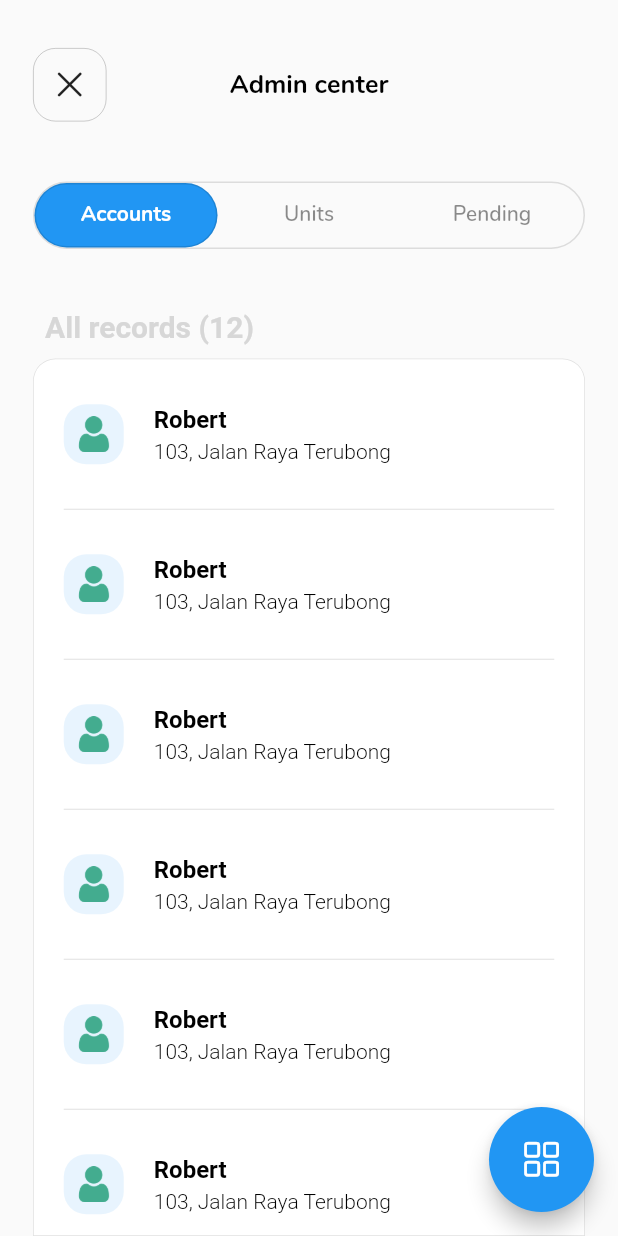
After one commit to Wongoose/the-hill-residence, a Flutter app: the AdminMainPage screen opened directly, on a phone screen of 412 x 824 dp. The commit adds this screen. Run offline on Flutter 3.47's test engine with Material 2 defaults, Android fonts, the phone set to English and light mode, and no system bars; drawn by our look-alikes of overlay_support; our stand-ins replace auto_size_text, circular_countdown_timer, flutter_holo_date_picker, flutter_spinkit, font_awesome_flutter, get; missing offline and left inert: image_stack.

Commit message:
Design Admin center v1.0

```diff
--- a/lib/screens/admin/pages/admin_main.dart
+++ b/lib/screens/admin/pages/admin_main.dart
@@ -0,0 +1,51 @@
+import "package:flutter/material.dart";
+import "package:the_hill_residence/screens/admin/widgets/admin_records_card.dart";
+import 'package:the_hill_residence/screens/admin/widgets/admin_tabbar.dart';
+import "package:the_hill_residence/screens/v-registration/pages/vreg_contact.dart";
+import "package:the_hill_residence/shared/my_fab.dart";
+import "package:the_hill_residence/shared/my_page_appbar.dart";
+
+class AdminMainPage extends StatefulWidget {
+  const AdminMainPage({Key? key}) : super(key: key);
+
+  @override
+  State<AdminMainPage> createState() => _AdminMainPageState();
+}
+
+class _AdminMainPageState extends State<AdminMainPage>
+    with SingleTickerProviderStateMixin {
+  late TabController _tabController;
+
+  @override
+  void initState() {
+    _tabController = TabController(length: 3, vsync: this);
+    super.initState();
+  }
+
+  @override
+  Widget build(BuildContext context) {
+    return SafeArea(
+      child: Scaffold(
+        body: Padding(
+          padding: const EdgeInsets.fromLTRB(22, 32, 22, 0),
+          child: Column(
+            children: [
+              MyPageAppBar(
+                  title: "Admin center", appBarType: MyAppBarType.xmark),
+              SizedBox(height: 40),
+              AdminTabBar(tabController: _tabController),
+              SizedBox(height: 40),
+              Expanded(
+                child: AdminRecordsCard(
+                  tabController: _tabController,
+                ),
+              ),
+            ],
+          ),
+        ),
+        floatingActionButton: MyFAB(navToWidget: VRegContact()),
+        floatingActionButtonLocation: FloatingActionButtonLocation.endFloat,
+      ),
+    );
+  }
+}
--- /dev/null
+++ b/lib/screens/admin/widgets/admin_account_item.dart
@@ -0,0 +1,58 @@
+import "package:flutter/material.dart";
+
+class AdminAccountItem extends StatelessWidget {
+  const AdminAccountItem({
+    Key? key,
+  }) : super(key: key);
+
+  @override
+  Widget build(BuildContext context) {
+    return Row(
+      mainAxisSize: MainAxisSize.max,
+      mainAxisAlignment: MainAxisAlignment.start,
+      crossAxisAlignment: CrossAxisAlignment.center,
+      children: [
+        Container(
+          height: 40,
+          width: 40,
+          padding: EdgeInsets.all(8),
+          decoration: BoxDecoration(
+            borderRadius: BorderRadius.circular(15),
+            color: Theme.of(context).primaryColor.withOpacity(0.1),
+          ),
+          // circular profile picture inside
+          child: Opacity(
+            opacity: 0.9,
+            child: Image(
+              image: AssetImage("assets/images/user.png"),
+            ),
+          ),
+        ),
+        SizedBox(width: 20),
+        Column(
+          mainAxisAlignment: MainAxisAlignment.start,
+          crossAxisAlignment: CrossAxisAlignment.start,
+          children: [
+            Text(
+              "Robert",
+              style: TextStyle(
+                fontSize: 16,
+                fontWeight: FontWeight.bold,
+                color: Colors.black,
+              ),
+            ),
+            SizedBox(height: 4),
+            Text(
+              "103, Jalan Raya Terubong",
+              style: TextStyle(
+                fontSize: 14,
+                fontWeight: FontWeight.w300,
+                color: Colors.black,
+              ),
+            ),
+          ],
+        ),
+      ],
+    );
+  }
+}
--- /dev/null
+++ b/lib/screens/admin/widgets/admin_accounts_list.dart
@@ -0,0 +1,24 @@
+import "package:flutter/material.dart";
+import "package:the_hill_residence/screens/admin/widgets/admin_account_item.dart";
+
+class AdminAccountsList extends StatelessWidget {
+  const AdminAccountsList({Key? key}) : super(key: key);
+
+  @override
+  Widget build(BuildContext context) {
+    return SizedBox(
+      // padding: EdgeInsets.fromLTRB(25, 30, 25, 30),
+      width: MediaQuery.of(context).size.width,
+      child: ListView.separated(
+        padding: EdgeInsets.fromLTRB(20, 30, 20, 30),
+        itemCount: 12,
+        itemBuilder: (context, index) {
+          return AdminAccountItem();
+        },
+        separatorBuilder: (context, index) {
+          return Divider(height: 60);
+        },
+      ),
+    );
+  }
+}
--- /dev/null
+++ b/lib/screens/admin/widgets/admin_records_card.dart
@@ -0,0 +1,59 @@
+import "package:flutter/material.dart";
+import "package:the_hill_residence/screens/admin/widgets/admin_account_item.dart";
+import 'package:the_hill_residence/screens/admin/widgets/admin_accounts_list.dart';
+import 'package:the_hill_residence/screens/admin/widgets/admin_unit_item.dart';
+import 'package:the_hill_residence/screens/admin/widgets/admin_units_list.dart';
+
+class AdminRecordsCard extends StatelessWidget {
+  final TabController tabController;
+  const AdminRecordsCard({
+    Key? key,
+    required this.tabController,
+  }) : super(key: key);
+
+  @override
+  Widget build(BuildContext context) {
+    return Column(
+      crossAxisAlignment: CrossAxisAlignment.start,
+      mainAxisSize: MainAxisSize.max,
+      children: [
+        Padding(
+          padding: EdgeInsets.symmetric(horizontal: 8),
+          child: Text(
+            "All records (12)",
+            style: TextStyle(
+              fontSize: 20,
+              fontWeight: FontWeight.bold,
+              color: Theme.of(context).splashColor.withOpacity(0.7),
+            ),
+          ),
+        ),
+        SizedBox(height: 10),
+        Expanded(
+          child: Container(
+            decoration: BoxDecoration(
+              color: Colors.white,
+              borderRadius: BorderRadius.only(
+                topLeft: Radius.circular(15),
+                topRight: Radius.circular(15),
+              ),
+              border: Border.all(
+                color: Colors.black12,
+                width: 0.5,
+              ),
+            ),
+            child: TabBarView(
+              controller: tabController,
+              physics: NeverScrollableScrollPhysics(),
+              children: [
+                AdminAccountsList(),
+                AdminUnitsList(),
+                AdminAccountsList(),
+              ],
+            ),
+          ),
+        ),
+      ],
+    );
+  }
+}
--- /dev/null
+++ b/lib/screens/admin/widgets/admin_tabbar.dart
@@ -0,0 +1,56 @@
+import "package:flutter/material.dart";
+
+class AdminTabBar extends StatelessWidget {
+  const AdminTabBar({
+    Key? key,
+    required TabController tabController,
+  })  : _tabController = tabController,
+        super(key: key);
+
+  final TabController _tabController;
+
+  @override
+  Widget build(BuildContext context) {
+    return Container(
+      height: 45,
+      decoration: BoxDecoration(
+        border: Border.all(color: Colors.black12),
+        borderRadius: BorderRadius.circular(25),
+      ),
+      child: TabBar(
+        controller: _tabController,
+        isScrollable: false,
+        indicator: BoxDecoration(
+          borderRadius: BorderRadius.circular(
+            25.0,
+          ),
+          color: Theme.of(context).primaryColor,
+          border: Border.all(color: Colors.black12),
+        ),
+        labelStyle: TextStyle(
+          color: Colors.white,
+          fontSize: 14,
+          fontFamily: "Nunito",
+          fontWeight: FontWeight.w700,
+        ),
+        unselectedLabelColor: Colors.black45,
+        unselectedLabelStyle: TextStyle(
+          fontSize: 14,
+          fontFamily: "Nunito",
+          fontWeight: FontWeight.w600,
+        ),
+        tabs: [
+          Tab(
+            text: "Accounts",
+          ),
+          Tab(
+            text: "Units",
+          ),
+          Tab(
+            text: "Pending",
+          ),
+        ],
+      ),
+    );
+  }
+}
--- /dev/null
+++ b/lib/screens/admin/widgets/admin_unit_item.dart
@@ -0,0 +1,58 @@
+import "package:flutter/material.dart";
+
+class AdminUnitItem extends StatelessWidget {
+  const AdminUnitItem({
+    Key? key,
+  }) : super(key: key);
+
+  @override
+  Widget build(BuildContext context) {
+    return Row(
+      mainAxisSize: MainAxisSize.max,
+      mainAxisAlignment: MainAxisAlignment.start,
+      crossAxisAlignment: CrossAxisAlignment.center,
+      children: [
+        Container(
+          height: 40,
+          width: 40,
+          padding: EdgeInsets.all(8),
+          decoration: BoxDecoration(
+            borderRadius: BorderRadius.circular(15),
+            color: Theme.of(context).primaryColor.withOpacity(0.1),
+          ),
+          // circular profile picture inside
+          child: Opacity(
+            opacity: 0.9,
+            child: Image(
+              image: AssetImage("assets/images/home.png"),
+            ),
+          ),
+        ),
+        SizedBox(width: 20),
+        Column(
+          mainAxisAlignment: MainAxisAlignment.start,
+          crossAxisAlignment: CrossAxisAlignment.start,
+          children: [
+            Text(
+              "Unit 103",
+              style: TextStyle(
+                fontSize: 16,
+                fontWeight: FontWeight.bold,
+                color: Colors.black,
+              ),
+            ),
+            SizedBox(height: 4),
+            Text(
+              "Robert, Sam, and 1 more",
+              style: TextStyle(
+                fontSize: 14,
+                fontWeight: FontWeight.w300,
+                color: Colors.black,
+              ),
+            ),
+          ],
+        ),
+      ],
+    );
+  }
+}
--- /dev/null
+++ b/lib/screens/admin/widgets/admin_units_list.dart
@@ -0,0 +1,24 @@
+import "package:flutter/material.dart";
+import "package:the_hill_residence/screens/admin/widgets/admin_unit_item.dart";
+
+class AdminUnitsList extends StatelessWidget {
+  const AdminUnitsList({Key? key}) : super(key: key);
+
+  @override
+  Widget build(BuildContext context) {
+    return SizedBox(
+      // padding: EdgeInsets.fromLTRB(25, 30, 25, 30),
+      width: MediaQuery.of(context).size.width,
+      child: ListView.separated(
+        padding: EdgeInsets.fromLTRB(20, 30, 20, 30),
+        itemCount: 12,
+        itemBuilder: (context, index) {
+          return AdminUnitItem();
+        },
+        separatorBuilder: (context, index) {
+          return Divider(height: 60);
+        },
+      ),
+    );
+  }
+}
--- a/lib/widgets/home_notif_card.dart
+++ b/lib/widgets/home_notif_card.dart
@@ -15,7 +15,7 @@ class HomeNotifCard extends StatelessWidget {
       mainAxisSize: MainAxisSize.max,
       children: [
         Padding(
-          padding: EdgeInsets.symmetric(horizontal: 5),
+          padding: EdgeInsets.symmetric(horizontal: 8),
           child: Row(
             mainAxisAlignment: MainAxisAlignment.spaceBetween,
             children: [
--- a/lib/widgets/home_shortcuts_list.dart
+++ b/lib/widgets/home_shortcuts_list.dart
@@ -1,5 +1,6 @@
 import "package:flutter/material.dart";
 import "package:get/get.dart";
+import 'package:the_hill_residence/screens/admin/pages/admin_main.dart';
 import "package:the_hill_residence/screens/home/open_gates.dart";
 import "package:the_hill_residence/screens/v-registration/pages/vreg_contact.dart";
 import "package:the_hill_residence/widgets/shortcut_item.dart";
@@ -42,7 +43,7 @@ class HomeShortcutsList extends StatelessWidget {
               ),
               SizedBox(width: 45),
               GestureDetector(
-                onTap: () {},
+                onTap: () => Get.to(() => AdminMainPage()),
                 child: ShortcutWidget(
                     icon: Icons.admin_panel_settings, text: "Admin center"),
               ),
--- a/lib/widgets/shortcut_item.dart
+++ b/lib/widgets/shortcut_item.dart
@@ -30,7 +30,7 @@ class ShortcutWidget extends StatelessWidget {
             Icon(
               icon,
               size: 40,
-              color: Theme.of(context).primaryColor.withOpacity(0.8),
+              color: Theme.of(context).primaryColor.withOpacity(0.9),
             ),
           ],
         ),
```
Also changed, not shown: assets/images/home.png (added), assets/images/user.png (added), 1 other file.
